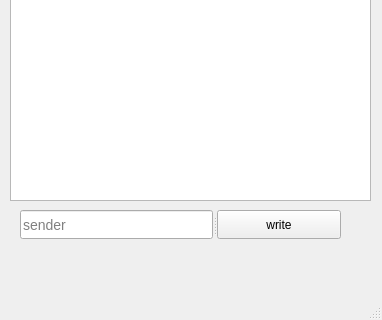
Qt form mainwindow.ui (ghubnob/messenger) before a commit; both pictures show x 0 to 382 and y 290 to 610 of the 382 by 610 pixel window.
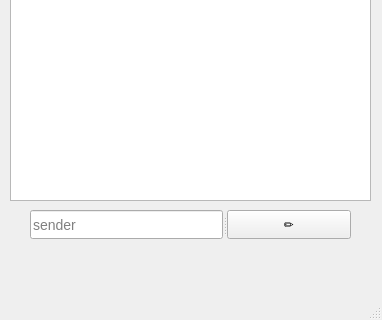
The same form after that commit.

Patch:
```diff
--- a/mainwindow.ui
+++ b/mainwindow.ui
@@ -27,7 +27,7 @@
    <widget class="QSplitter" name="splitter">
     <property name="geometry">
      <rect>
-      <x>20</x>
+      <x>30</x>
       <y>500</y>
       <width>321</width>
       <height>29</height>
@@ -56,7 +56,7 @@
     </widget>
     <widget class="QPushButton" name="pushButton">
      <property name="text">
-      <string>write</string>
+      <string>✏️</string>
      </property>
     </widget>
    </widget>
```
Left out of the diff: 6 changed lines with no effect on the pictures.
